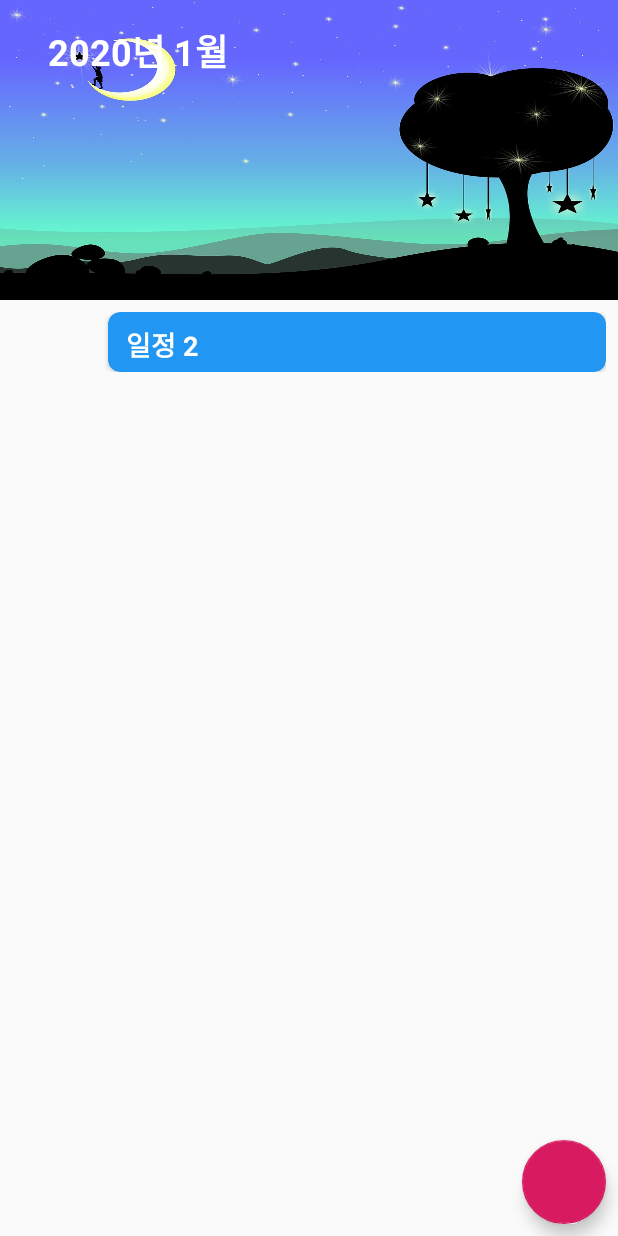
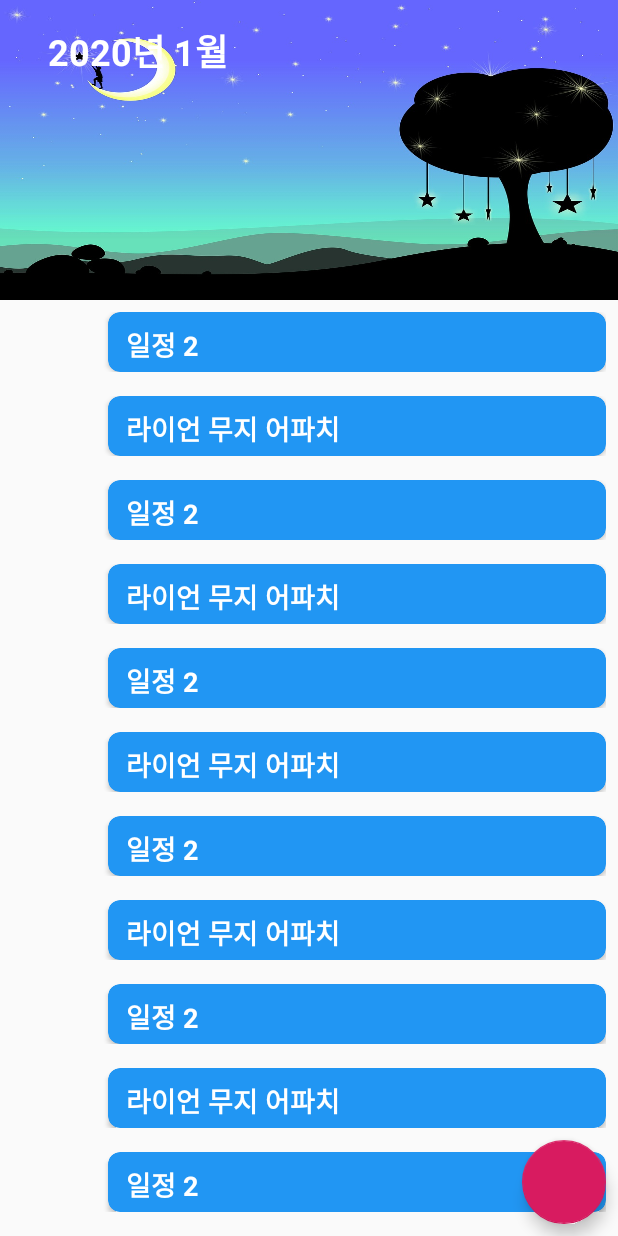
Before and after one commit to amathon-2019/polly_android, an Android app: the screen it shows after launch (MainActivity), on a phone screen of 412 x 824 dp. Run offline under Robolectric (Android 15) with nearby library versions, the phone set to English and light mode, and no system bars; our stand-ins replace RxJava; libraries missing offline, so code that uses them is left out: org.jetbrains.anko; 1 statement that could not run was skipped.

Commit message:
더미 데이터 추가

```diff
--- a/app/src/main/java/com/example/awspolly/ui/MainActivity.kt
+++ b/app/src/main/java/com/example/awspolly/ui/MainActivity.kt
@@ -31,15 +31,76 @@ class MainActivity : AppCompatActivity() {
         super.onCreate(savedInstanceState)
         setContentView(R.layout.activity_main)
 
-        todoDataList = ArrayList()
-
-        todoDataList.add(
+        todoDataList = arrayListOf(
             TodoListItem(
                 "라이언 무지 어파치", "돌리고"
-            )
-        )
-
-        todoDataList.add(
+            ),
+            TodoListItem(
+                "일정 2", "돌리고"
+            ),
+            TodoListItem(
+                "라이언 무지 어파치", "돌리고"
+            ),
+            TodoListItem(
+                "일정 2", "돌리고"
+            ),
+            TodoListItem(
+                "라이언 무지 어파치", "돌리고"
+            ),
+            TodoListItem(
+                "일정 2", "돌리고"
+            ),
+            TodoListItem(
+                "라이언 무지 어파치", "돌리고"
+            ),
+            TodoListItem(
+                "일정 2", "돌리고"
+            ),
+            TodoListItem(
+                "라이언 무지 어파치", "돌리고"
+            ),
+            TodoListItem(
+                "일정 2", "돌리고"
+            ),
+            TodoListItem(
+                "라이언 무지 어파치", "돌리고"
+            ),
+            TodoListItem(
+                "일정 2", "돌리고"
+            ),
+            TodoListItem(
+                "라이언 무지 어파치", "돌리고"
+            ),
+            TodoListItem(
+                "일정 2", "돌리고"
+            ),
+            TodoListItem(
+                "라이언 무지 어파치", "돌리고"
+            ),
+            TodoListItem(
+                "일정 2", "돌리고"
+            ),
+            TodoListItem(
+                "라이언 무지 어파치", "돌리고"
+            ),
+            TodoListItem(
+                "일정 2", "돌리고"
+            ),
+            TodoListItem(
+                "라이언 무지 어파치", "돌리고"
+            ),
+            TodoListItem(
+                "일정 2", "돌리고"
+            ),
+            TodoListItem(
+                "라이언 무지 어파치", "돌리고"
+            ),
+            TodoListItem(
+                "일정 2", "돌리고"
+            ),
+            TodoListItem(
+                "라이언 무지 어파치", "돌리고"
+            ),
             TodoListItem(
                 "일정 2", "돌리고"
             )
@@ -59,8 +120,6 @@ class MainActivity : AppCompatActivity() {
 
         fb_create.onClick {
             Log.v("hi", "hello")
-            todoDataList.clear()
-            tickerAdapter.notifyDataSetChanged()
         }
     }
 
```
